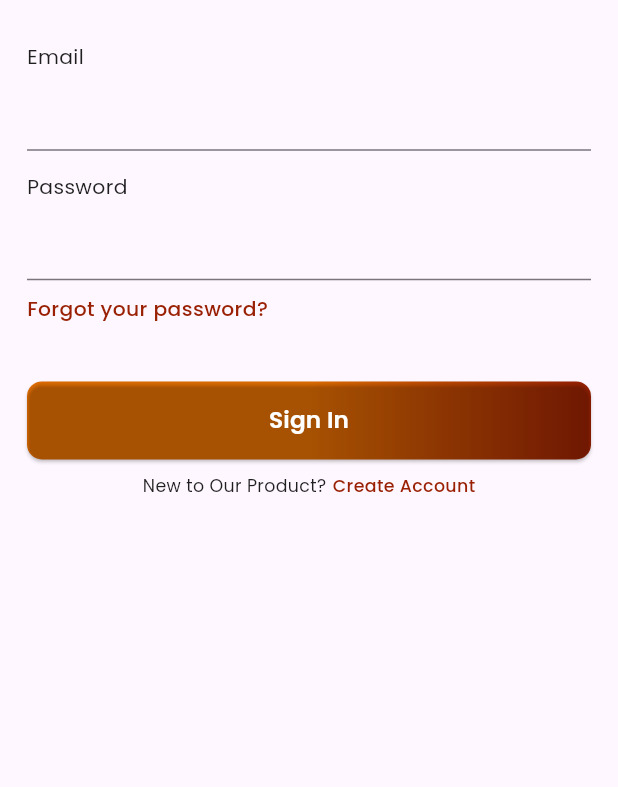
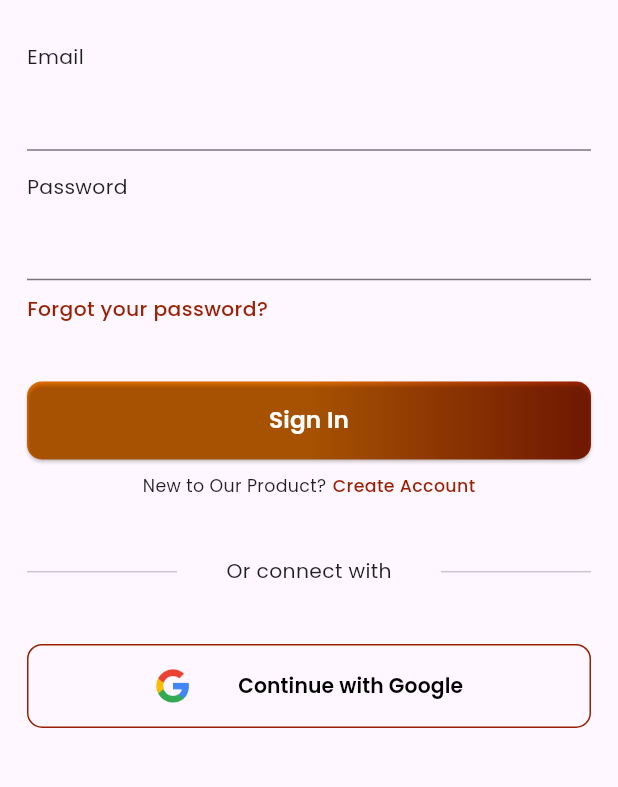
Before and after one commit to hezmart/hezmart_mobile, a Flutter app: the SigninScreen screen opened by its route, on a phone screen of 412 x 824 dp, the part 253-1040 px from its top. Run offline on Flutter 3.47's test engine with Material 3 defaults, Android fonts, the light colour scheme and no system bars; drawn by our look-alikes of overlay_support; our stand-ins replace another_flushbar, bloc, cached_network_image, carousel_slider, device_info_plus, dio and 36 more; missing offline and left inert: clipboard, dart_ipify, flutter_timer_countdown, google_maps_flutter_platform_interface, linear_progress_bar, syncfusion_flutter_pdfviewer; accounts and stored records are empty; network calls fail.

Commit message:
gideons push

```diff
--- a/lib/features/authentication/presentations/screens/signin_screen.dart
+++ b/lib/features/authentication/presentations/screens/signin_screen.dart
@@ -133,44 +133,44 @@ class _SigninScreenState extends State<SigninScreen> {
 
 
                 40.verticalSpace,
-                // Row(
-                //   mainAxisAlignment: MainAxisAlignment.spaceBetween,
-                //   children: [
-                //     SizedBox(width: 100, child: Divider()),
-                //     10.horizontalSpace,
-                //     TextView(text: "Or connect with"),
-                //     10.horizontalSpace,
-                //
-                //     SizedBox(width: 100, child: Divider()),
-                //   ],
-                // ),
-                // 40.verticalSpace,
-                // BlocConsumer<AuthBloc, AuthState>(
-                //   bloc: googleauth,
-                //   listener: _listenToAuthGoogleState,
-                //   builder: (context, state) {
-                //     return CustomOutlinedButton(
-                //       // borderRadius: BorderRadius.circular(25),
-                //       radius: 10,
-                //       child: Row(
-                //         mainAxisAlignment: MainAxisAlignment.center,
-                //         children: [
-                //           ImageWidget(imageUrl: "assets/images/pngs/gg.png"),
-                //           30.horizontalSpace,
-                //           TextView(
-                //             text: "Continue with Google",
-                //             color: Colors.black,
-                //             fontWeight: FontWeight.w600,
-                //             fontSize: 14,
-                //           ),
-                //         ],
-                //       ),
-                //       onPressed: () {
-                //         googleAuth();
-                //       },
-                //     );
-                //   },
-                // ),
+                Row(
+                  mainAxisAlignment: MainAxisAlignment.spaceBetween,
+                  children: [
+                    SizedBox(width: 100, child: Divider()),
+                    10.horizontalSpace,
+                    TextView(text: "Or connect with"),
+                    10.horizontalSpace,
+
+                    SizedBox(width: 100, child: Divider()),
+                  ],
+                ),
+                40.verticalSpace,
+                BlocConsumer<AuthBloc, AuthState>(
+                  bloc: googleauth,
+                  listener: _listenToAuthGoogleState,
+                  builder: (context, state) {
+                    return CustomOutlinedButton(
+                      // borderRadius: BorderRadius.circular(25),
+                      radius: 10,
+                      child: Row(
+                        mainAxisAlignment: MainAxisAlignment.center,
+                        children: [
+                          ImageWidget(imageUrl: "assets/images/pngs/gg.png"),
+                          30.horizontalSpace,
+                          TextView(
+                            text: "Continue with Google",
+                            color: Colors.black,
+                            fontWeight: FontWeight.w600,
+                            fontSize: 14,
+                          ),
+                        ],
+                      ),
+                      onPressed: () {
+                        googleAuth();
+                      },
+                    );
+                  },
+                ),
               ],
             ),
           ),
--- a/pubspec.yaml
+++ b/pubspec.yaml
@@ -16,7 +16,7 @@ publish_to: 'none' # Remove this line if you wish to publish to pub.dev
 # https://developer.apple.com/library/archive/documentation/General/Reference/InfoPlistKeyReference/Articles/CoreFoundationKeys.html
 # In Windows, build-name is used as the major, minor, and patch parts
 # of the product and file versions while build-number is used as the build suffix.
-version: 1.4.7+5
+version: 1.5.1+5
 
 environment:
   sdk: ^3.7.2
```
Also changed, not shown: lib/features/authentication/presentations/screens/signup_screen.dart (+37 -37 lines), lib/features/homescreen/presentations/screens/homescreen.dart (+8 -2 lines), 1 other file.
